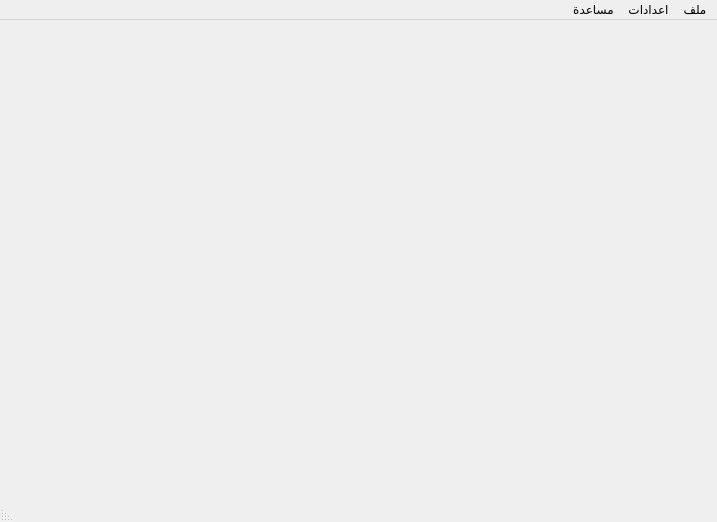
Above: src/mainwindow.ui from boussouira/moltaqa before the change. Below: the same form after it.
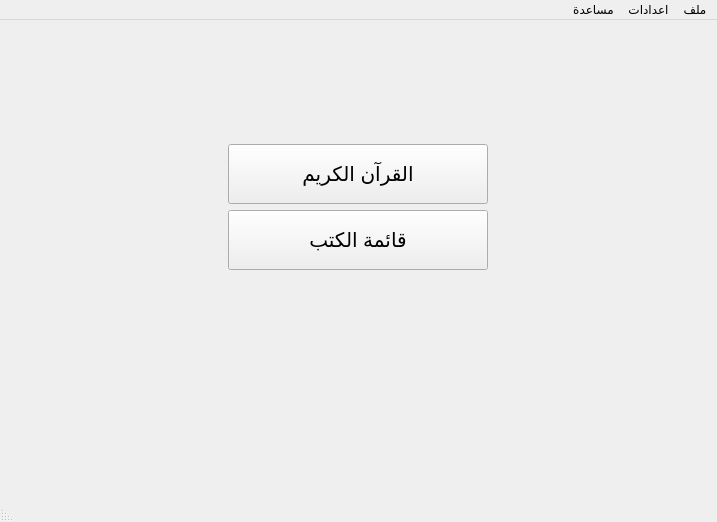
That is the form after the change. Icons and pictures are not drawn.

Commit message: Add some buttons to the mainwindow

What changed in the file:
```diff
--- a/src/mainwindow.ui
+++ b/src/mainwindow.ui
@@ -20,14 +20,160 @@
   <property name="layoutDirection">
    <enum>Qt::RightToLeft</enum>
   </property>
+  <property name="styleSheet">
+   <string notr="true">/*
+QPushButton:hover {color: qlineargradient(spread:pad, x1:1, y1:1, x2:1, y2:0.006, stop:0 rgba(173, 53, 53, 228), stop:1 rgba(107, 97, 97, 255))}
+QPushButton {background-image: url(:/images/main.ico);
+background-repeat: no-repeat;
+background-position: right;
+background-attachment: fixed;
+background-color: qlineargradient(spread:pad, x1:1, y1:1, x2:1, y2:0, stop:0 rgba(255, 255, 255, 118), stop:1 rgba(229, 214, 214, 255));
+selection-color: qradialgradient(spread:pad, cx:0.5, cy:0.5, radius:0.5, fx:0.5, fy:0.5, stop:0 rgba(255, 235, 235, 206), stop:0.35 rgba(255, 188, 188, 80), stop:0.4 rgba(255, 162, 162, 80), stop:0.425 rgba(255, 132, 132, 156), stop:0.44 rgba(252, 128, 128, 80), stop:1 rgba(255, 255, 255, 0));
+border:1px solid qlineargradient(spread:pad, x1:1, y1:1, x2:1, y2:0.006, stop:0 rgba(173, 53, 53, 228), stop:1 rgba(107, 97, 97, 255));}
+*/</string>
+  </property>
   <property name="locale">
    <locale language="Arabic" country="Morocco"/>
   </property>
   <widget class="QWidget" name="centralWidget">
    <layout class="QVBoxLayout" name="verticalLayout">
-    <property name="margin">
-     <number>0</number>
-    </property>
+    <item>
+     <spacer name="verticalSpacer">
+      <property name="orientation">
+       <enum>Qt::Vertical</enum>
+      </property>
+      <property name="sizeType">
+       <enum>QSizePolicy::Maximum</enum>
+      </property>
+      <property name="sizeHint" stdset="0">
+       <size>
+        <width>20</width>
+        <height>113</height>
+       </size>
+      </property>
+     </spacer>
+    </item>
+    <item>
+     <layout class="QHBoxLayout" name="horizontalLayout">
+      <item>
+       <spacer name="horizontalSpacer">
+        <property name="orientation">
+         <enum>Qt::Horizontal</enum>
+        </property>
+        <property name="sizeHint" stdset="0">
+         <size>
+          <width>40</width>
+          <height>20</height>
+         </size>
+        </property>
+       </spacer>
+      </item>
+      <item>
+       <widget class="QPushButton" name="pushOpenQuran">
+        <property name="minimumSize">
+         <size>
+          <width>260</width>
+          <height>60</height>
+         </size>
+        </property>
+        <property name="maximumSize">
+         <size>
+          <width>260</width>
+          <height>60</height>
+         </size>
+        </property>
+        <property name="font">
+         <font>
+          <pointsize>15</pointsize>
+         </font>
+        </property>
+        <property name="text">
+         <string>القرآن الكريم</string>
+        </property>
+       </widget>
+      </item>
+      <item>
+       <spacer name="horizontalSpacer_2">
+        <property name="orientation">
+         <enum>Qt::Horizontal</enum>
+        </property>
+        <property name="sizeHint" stdset="0">
+         <size>
+          <width>40</width>
+          <height>20</height>
+         </size>
+        </property>
+       </spacer>
+      </item>
+     </layout>
+    </item>
+    <item>
+     <layout class="QHBoxLayout" name="horizontalLayout_2">
+      <item>
+       <spacer name="horizontalSpacer_4">
+        <property name="orientation">
+         <enum>Qt::Horizontal</enum>
+        </property>
+        <property name="sizeHint" stdset="0">
+         <size>
+          <width>40</width>
+          <height>20</height>
+         </size>
+        </property>
+       </spacer>
+      </item>
+      <item>
+       <widget class="QPushButton" name="pushBooksList">
+        <property name="minimumSize">
+         <size>
+          <width>260</width>
+          <height>60</height>
+         </size>
+        </property>
+        <property name="maximumSize">
+         <size>
+          <width>260</width>
+          <height>60</height>
+         </size>
+        </property>
+        <property name="font">
+         <font>
+          <pointsize>15</pointsize>
+         </font>
+        </property>
+        <property name="text">
+         <string>قائمة الكتب</string>
+        </property>
+       </widget>
+      </item>
+      <item>
+       <spacer name="horizontalSpacer_3">
+        <property name="orientation">
+         <enum>Qt::Horizontal</enum>
+        </property>
+        <property name="sizeHint" stdset="0">
+         <size>
+          <width>40</width>
+          <height>20</height>
+         </size>
+        </property>
+       </spacer>
+      </item>
+     </layout>
+    </item>
+    <item>
+     <spacer name="verticalSpacer_2">
+      <property name="orientation">
+       <enum>Qt::Vertical</enum>
+      </property>
+      <property name="sizeHint" stdset="0">
+       <size>
+        <width>20</width>
+        <height>192</height>
+       </size>
+      </property>
+     </spacer>
+    </item>
    </layout>
   </widget>
   <widget class="QMenuBar" name="menuBar">
```
The commit also changes 4 other files.
